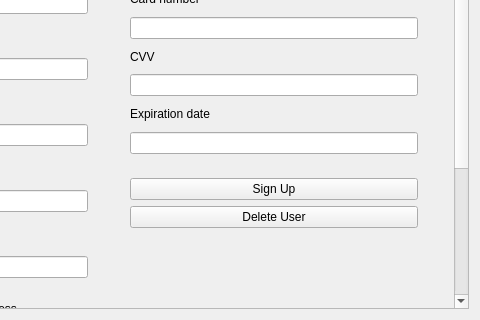
Qt form signupwindow.ui (EduPonz/SmartTrashCan_B376) before a commit; both pictures show x 249 to 729 and y 171 to 491 of the 729 by 491 pixel window.
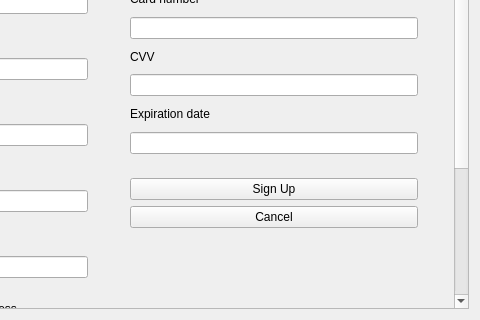
The same form after that commit.

Commit message: -Corrects the windows run time error -adds a cancel button to the signup page -hides toolbar in signup page

Diff of the .ui file:
```diff
--- a/signupwindow.ui
+++ b/signupwindow.ui
@@ -276,7 +276,7 @@
                 <item row="1" column="0">
                  <widget class="QPushButton" name="signUpDeleteUserButton">
                   <property name="text">
-                   <string>Delete User</string>
+                   <string>Cancel</string>
                   </property>
                  </widget>
                 </item>
```
Left out of the diff: 2 changed lines with no effect on the pictures. The commit also changes 3 other files.
